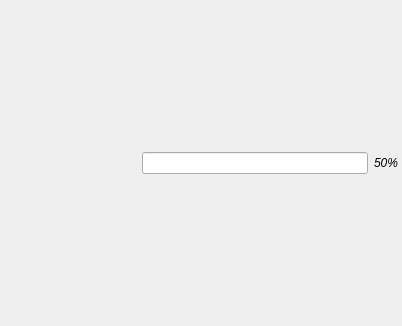
The window that resources/ui/widgets/webbrowser_widget.ui (open-cogsci/OpenSesame) describes before a commit, drawn with Qt 5.
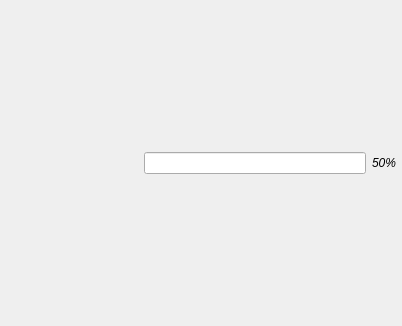
The same window after the commit.

What changed in the file:
```diff
--- a/resources/ui/widgets/webbrowser_widget.ui
+++ b/resources/ui/widgets/webbrowser_widget.ui
@@ -14,8 +14,11 @@
    <string>Form</string>
   </property>
   <layout class="QVBoxLayout" name="layout_main">
+   <property name="spacing">
+    <number>12</number>
+   </property>
    <property name="margin">
-    <number>4</number>
+    <number>6</number>
    </property>
    <item>
     <widget class="QWidget" name="top_widget" native="true">
```
